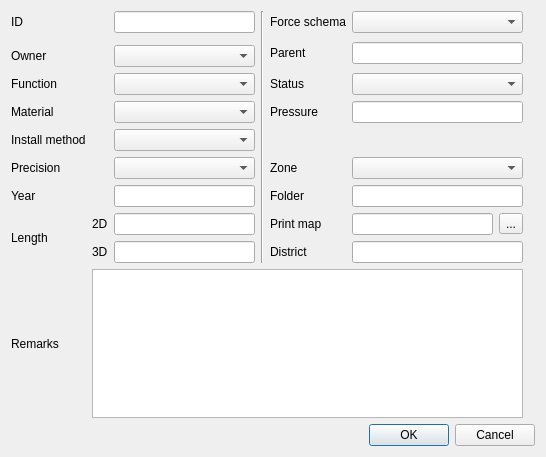
Above: project/ui_forms/pipe.ui from qwat/QWAT before the change. Below: the same form after it.
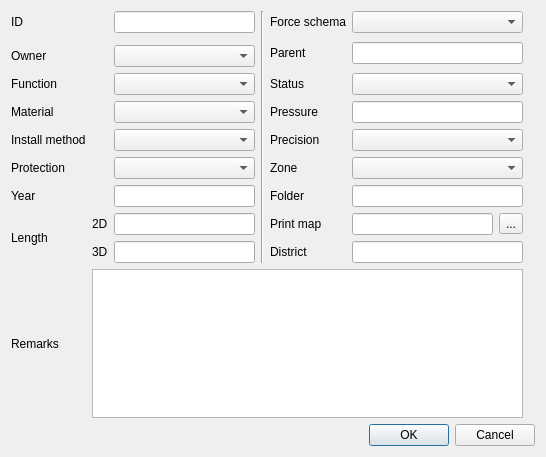
That is the form after the change.

Commit message: UI: added protection to pipe's mask

```diff
--- a/project/ui_forms/pipe.ui
+++ b/project/ui_forms/pipe.ui
@@ -234,16 +234,6 @@
      </property>
     </widget>
    </item>
-   <item row="6" column="0">
-    <widget class="QLabel" name="label_18">
-     <property name="text">
-      <string>Precision</string>
-     </property>
-    </widget>
-   </item>
-   <item row="6" column="2">
-    <widget class="QComboBox" name="id_precision"/>
-   </item>
    <item row="6" column="5" colspan="2">
     <widget class="QComboBox" name="id_zone"/>
    </item>
@@ -257,6 +247,26 @@
      </property>
     </widget>
    </item>
+   <item row="5" column="5" colspan="2">
+    <widget class="QComboBox" name="id_precision"/>
+   </item>
+   <item row="5" column="4">
+    <widget class="QLabel" name="label_18">
+     <property name="text">
+      <string>Precision</string>
+     </property>
+    </widget>
+   </item>
+   <item row="6" column="0">
+    <widget class="QLabel" name="label_20">
+     <property name="text">
+      <string>Protection</string>
+     </property>
+    </widget>
+   </item>
+   <item row="6" column="2">
+    <widget class="QComboBox" name="id_protection"/>
+   </item>
   </layout>
  </widget>
  <resources/>
```
